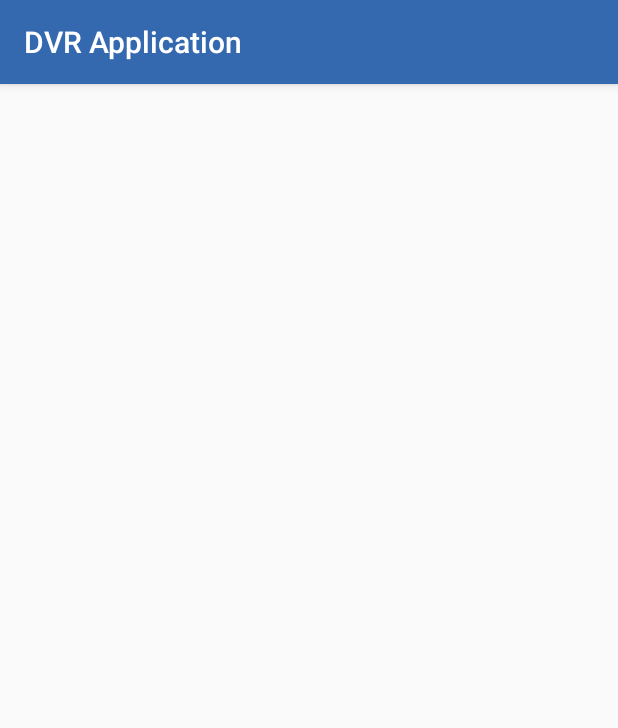
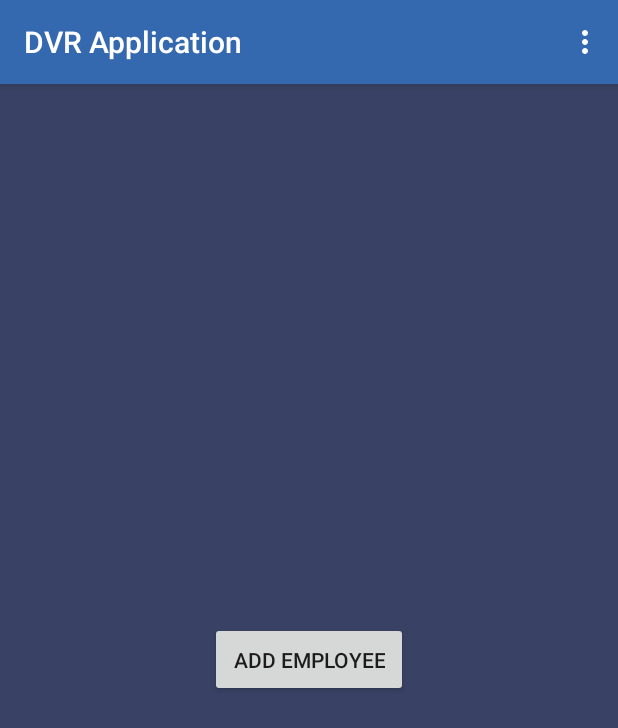
Before and after one commit to nehakale1403/Daily_Visit_Report_Application, an Android app: the CompanyDashboard screen opened directly, with no data from a screen before it, on a phone screen of 412 x 824 dp. Shown: the top 728 px of the screen. Run offline under Robolectric (Android 15) with nearby library versions, the phone set to English and light mode, and no system bars; our stand-ins replace Firebase (no records; nobody signed in at launch, a user with empty details on screens opened directly).

Commit message:
company add employee

```diff
--- a/app/src/main/AndroidManifest.xml
+++ b/app/src/main/AndroidManifest.xml
@@ -3,7 +3,7 @@
     package="com.gsix.dvr_application">
 
     <uses-permission android:name="android.permission.INTERNET" />
-    <uses-permission android:name="android.permission.ACCESS_NETWORK_STATE"/>
+    <uses-permission android:name="android.permission.ACCESS_NETWORK_STATE" />
 
     <application
         android:allowBackup="true"
@@ -12,7 +12,8 @@
         android:roundIcon="@mipmap/ic_launcher_round"
         android:supportsRtl="true"
         android:theme="@style/AppTheme">
-        <activity android:name=".CompanyDashboard"></activity>
+        <activity android:name=".AddEmployeeActivity"></activity>
+        <activity android:name=".CompanyDashboard" />
         <activity android:name=".CompanyRegister" />
         <activity android:name=".CompanyLogin" />
         <activity android:name=".AddExpenseActivity" />
--- a/app/src/main/java/com/gsix/dvr_application/CompanyDashboard.java
+++ b/app/src/main/java/com/gsix/dvr_application/CompanyDashboard.java
@@ -1,14 +1,60 @@
 package com.gsix.dvr_application;
 
+import androidx.annotation.NonNull;
 import androidx.appcompat.app.AppCompatActivity;
 
+import android.content.Intent;
 import android.os.Bundle;
+import android.view.Menu;
+import android.view.MenuItem;
+import android.view.View;
+import android.widget.Button;
+
+import com.google.firebase.auth.FirebaseAuth;
+import com.google.firebase.auth.FirebaseUser;
 
 public class CompanyDashboard extends AppCompatActivity {
+    private Button addemployee;
+    private FirebaseAuth mAuth;
+    FirebaseUser CompUser;
+    String CompUserId;
 
     @Override
     protected void onCreate(Bundle savedInstanceState) {
         super.onCreate(savedInstanceState);
         setContentView(R.layout.activity_company_dashboard);
+        addemployee=(Button)findViewById(R.id.addemployee);
+        mAuth=FirebaseAuth.getInstance();
+        CompUser=mAuth.getCurrentUser();
+        CompUserId=mAuth.getCurrentUser().getUid();
+        addemployee.setOnClickListener(new View.OnClickListener() {
+            @Override
+            public void onClick(View v) {
+                Intent intent=new Intent(getApplicationContext(), AddEmployeeActivity.class);
+                intent.putExtra("CompUserId", CompUserId);
+                startActivity(intent);
+            }
+        });
+    }
+
+    @Override
+    public boolean onCreateOptionsMenu(Menu menu) {
+        // Inflate the menu; this adds items to the action bar if it is present.
+        getMenuInflater().inflate(R.menu.main, menu);
+        return true;
+    }
+
+    @Override
+    public boolean onOptionsItemSelected(@NonNull MenuItem item) {
+         super.onOptionsItemSelected(item);
+         if(item.getItemId()==R.id.logout)
+         {
+             mAuth.signOut();
+             Intent intent = new Intent(getApplicationContext(), CompanyLogin.class);
+             intent.addFlags(Intent.FLAG_ACTIVITY_NEW_TASK | Intent.FLAG_ACTIVITY_CLEAR_TASK);
+             startActivity(intent);
+             finish();
+         }
+         return true;
     }
 }
--- a/app/src/main/res/layout/activity_company_dashboard.xml
+++ b/app/src/main/res/layout/activity_company_dashboard.xml
@@ -1,9 +1,18 @@
 <?xml version="1.0" encoding="utf-8"?>
-<androidx.constraintlayout.widget.ConstraintLayout xmlns:android="http://schemas.android.com/apk/res/android"
+<RelativeLayout xmlns:android="http://schemas.android.com/apk/res/android"
     xmlns:app="http://schemas.android.com/apk/res-auto"
     xmlns:tools="http://schemas.android.com/tools"
     android:layout_width="match_parent"
     android:layout_height="match_parent"
+    android:background="@color/colorGray"
     tools:context=".CompanyDashboard">
 
-</androidx.constraintlayout.widget.ConstraintLayout>
+    <Button
+        android:id="@+id/addemployee"
+        android:layout_width="wrap_content"
+        android:layout_height="wrap_content"
+        android:padding="15dp"
+        android:layout_centerInParent="true"
+        android:text="@string/add_employee"/>
+
+</RelativeLayout>
--- a/app/src/main/res/menu/main.xml
+++ b/app/src/main/res/menu/main.xml
@@ -6,4 +6,9 @@
         android:orderInCategory="100"
         android:title="@string/action_settings"
         app:showAsAction="never" />
+
+    <item
+        android:id="@+id/logout"
+        android:title="@string/logout1"
+        app:showAsAction="never" />
 </menu>
--- a/app/src/main/res/values/strings.xml
+++ b/app/src/main/res/values/strings.xml
@@ -46,5 +46,7 @@
     <string name="already_have_an_account_login">Already have an account? Login</string>
     <string name="register_as_company">Register as Company</string>
     <string name="login_as_employee">Login as employee</string>
+    <string name="add_employee">Add Employee</string>
+    <string name="logout1">Logout</string>
 
 </resources>
```
Also changed, not shown: app/src/main/java/com/gsix/dvr_application/CompanyLogin.java (+34 -4 lines), app/src/main/java/com/gsix/dvr_application/Login_Page.java (+47 -2 lines), app/src/main/res/layout/activity_add_employee.xml (added, +95 -0 lines).
